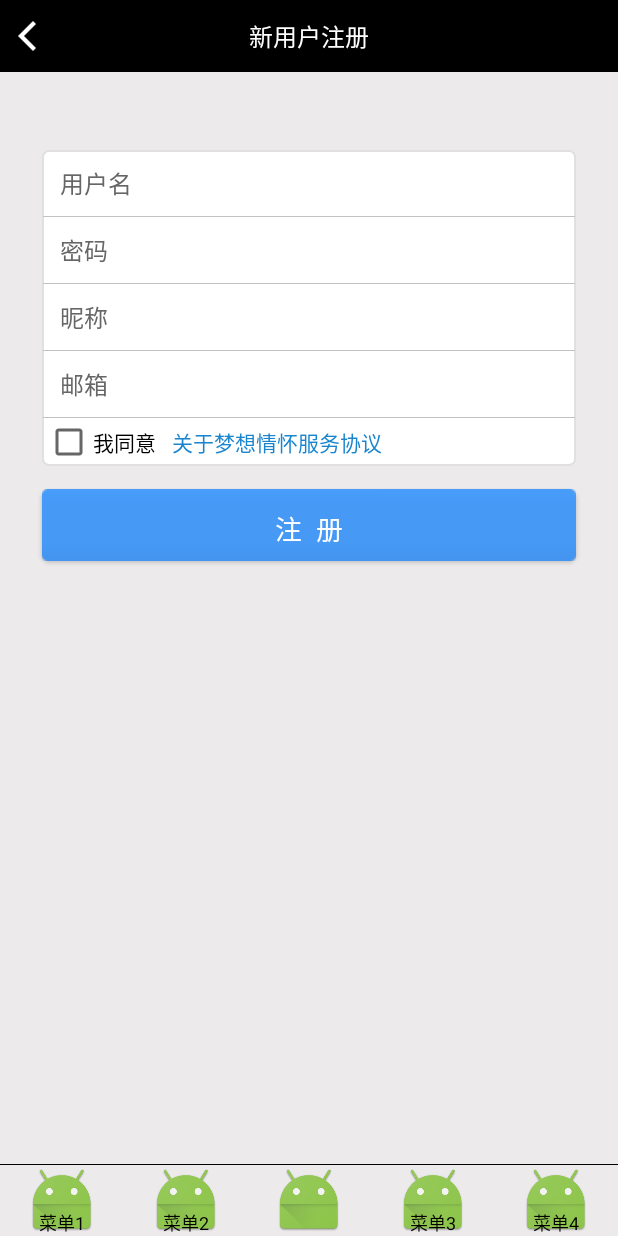
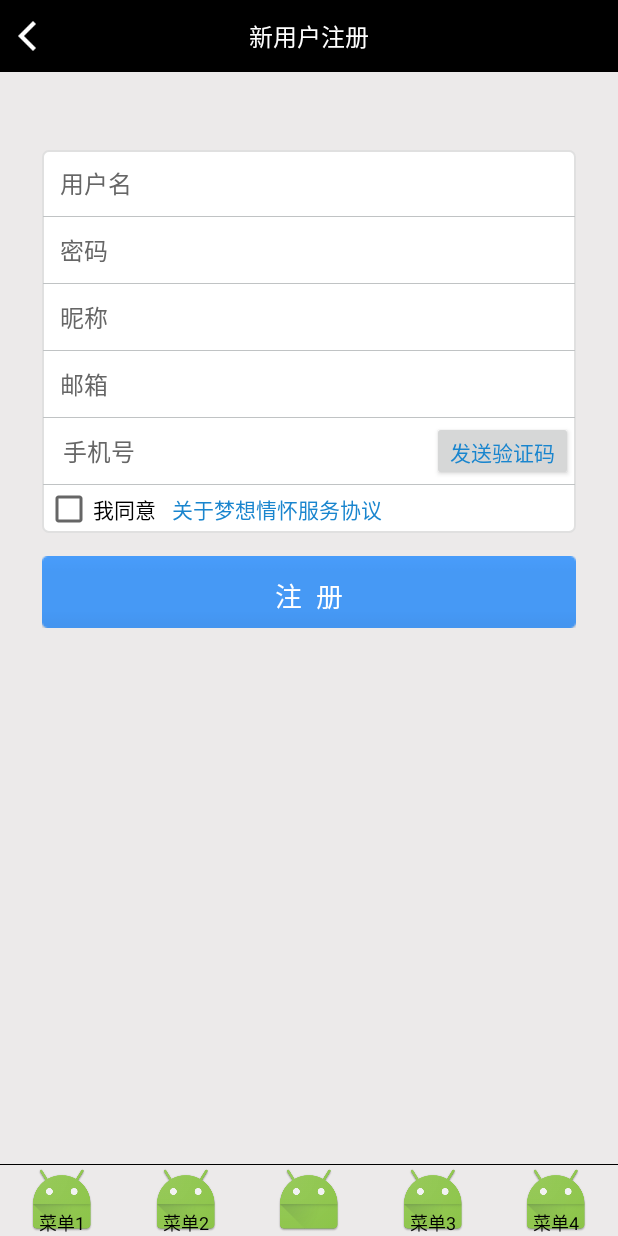
Before and after one commit to wslongchen/DreamTogether, an Android app: the fragment DreamerRegisterFragment placed in its activity, on a phone screen of 412 x 824 dp. Run offline under Robolectric (Android 15) with nearby library versions, the phone set to English and light mode, and no system bars.

Commit message:
对应服务端进行相关更改，完成用户注册
。。。

```diff
--- a/ANDROID客户端/DreamTogether/app/src/main/java/com/example/mrpan/dreamtogether/entity/DreamPosts.java
+++ b/ANDROID客户端/DreamTogether/app/src/main/java/com/example/mrpan/dreamtogether/entity/DreamPosts.java
@@ -9,7 +9,6 @@ import java.util.Objects;
 public class DreamPosts extends BaseEntity{
     private int ret;
     private List<Dream> post;
-    Object s;
 
     public int getRet() {
         return ret;
--- a/ANDROID客户端/DreamTogether/app/src/main/java/com/example/mrpan/dreamtogether/fragment/DreamerLoginFragment.java
+++ b/ANDROID客户端/DreamTogether/app/src/main/java/com/example/mrpan/dreamtogether/fragment/DreamerLoginFragment.java
@@ -169,7 +169,7 @@ public class DreamerLoginFragment extends Fragment implements View.OnClickListen
                         }
                         if (ret == Config.RESULT_RET_SUCCESS) {
                             UserPosts userPosts = (UserPosts) GsonUtils.getEntity(msg.obj.toString(), UserPosts.class);
-                            List<User> users = userPosts.getPosts();
+                            List<User> users = userPosts.getPost();
                             Toast.makeText(context,"登录成功！",Toast.LENGTH_LONG).show();
                             FragmentTransaction transaction = getFragmentManager().beginTransaction();
                             Bundle bundle=new Bundle();
--- a/ANDROID客户端/DreamTogether/app/src/main/java/com/example/mrpan/dreamtogether/fragment/UserDreamListFragment.java
+++ b/ANDROID客户端/DreamTogether/app/src/main/java/com/example/mrpan/dreamtogether/fragment/UserDreamListFragment.java
@@ -52,13 +52,13 @@ public class UserDreamListFragment extends Fragment{
         List<Dream> dreams=new ArrayList<>();
         Dream dream;
         dream=new Dream();
-        dream.setWordcircle_content("我去，这是什么梦想！");
+        dream.setPost_content("我去，这是什么梦想！");
         dreams.add(dream);
         dream=new Dream();
-        dream.setWordcircle_content("我去，这是什么梦想！");
+        dream.setPost_content("我去，这是什么梦想！");
         dreams.add(dream);
         dream=new Dream();
-        dream.setWordcircle_content("我去，这是什么梦想！");
+        dream.setPost_content("我去，这是什么梦想！");
         dreams.add(dream);
         TimeLineAdapter timeLineAdapter=new TimeLineAdapter(dreams,context);
         dream_recent_list.setAdapter(timeLineAdapter);
--- a/ANDROID客户端/DreamTogether/app/src/main/java/com/example/mrpan/dreamtogether/utils/RegexUtils.java
+++ b/ANDROID客户端/DreamTogether/app/src/main/java/com/example/mrpan/dreamtogether/utils/RegexUtils.java
@@ -94,6 +94,7 @@ public final class RegexUtils {
 	public static boolean checkPassword(String psw) {
 		if (psw == null || psw.trim().length() == 0)
 			return false;
-		return true;
+		else
+			return true;
 	}
 }
--- a/ANDROID客户端/DreamTogether/app/src/main/java/com/example/mrpan/dreamtogether/utils/TimeLineAdapter.java
+++ b/ANDROID客户端/DreamTogether/app/src/main/java/com/example/mrpan/dreamtogether/utils/TimeLineAdapter.java
@@ -56,7 +56,7 @@ public class TimeLineAdapter extends BaseAdapter {
             viewHolder=(ViewHolder)convertView.getTag();
         }
         Dream dream=datas.get(position);
-        viewHolder.dream_content.setText(dream.getWordcircle_content());
+        viewHolder.dream_content.setText(dream.getPost_content());
         if(position==0){
 
         }
--- a/ANDROID客户端/DreamTogether/app/src/main/java/com/example/mrpan/dreamtogether/utils/WorldCircleListAdapter.java
+++ b/ANDROID客户端/DreamTogether/app/src/main/java/com/example/mrpan/dreamtogether/utils/WorldCircleListAdapter.java
@@ -43,8 +43,8 @@ public class WorldCircleListAdapter extends RecyclerView.Adapter<WorldCircleList
     {
         // 给ViewHolder设置元素
         Dream p = dreams.get(i);
-        viewHolder.dream_content.setText(p.getWordcircle_content());
-        viewHolder.dream_author.setText(p.getWordcircle_author());
+        viewHolder.dream_content.setText(p.getPost_content());
+        viewHolder.dream_author.setText(p.getPost_author().getUser_nickname());
       //  viewHolder.dream_comments_names.setVisibility(View.GONE);
 //        viewHolder.dream_date.setText(p.getWordcircle_date());
 //        if(p.getWordcircle_comment_count()==null){
--- a/ANDROID客户端/DreamTogether/app/src/main/res/layout/user_register.xml
+++ b/ANDROID客户端/DreamTogether/app/src/main/res/layout/user_register.xml
@@ -92,13 +92,52 @@
             android:gravity="center_vertical"
             android:hint="邮箱"
             android:inputType="text"
-            android:maxLength="8"
-            android:maxLines="1"
             android:paddingLeft="12.0dip"
             android:textColor="#ff1d1d1d"
             android:textColorHint="#ff666666"
             android:layout_marginRight="2dp"
             android:textSize="16.0sp" />
+        <View
+            android:layout_width="fill_parent"
+            android:layout_height="1.0px"
+            android:layout_marginLeft="1.0px"
+            android:layout_marginRight="1.0px"
+            android:background="#ffc0c3c4" />
+        <RelativeLayout
+            android:layout_width="match_parent"
+            android:layout_height="44dp"
+            >
+            <com.example.mrpan.dreamtogether.view.DeletableEditText
+                android:layout_width="match_parent"
+                android:layout_height="match_parent"
+                android:background="#00ffffff"
+                android:hint="手机号"
+                android:maxLength="11"
+                android:inputType="phone"
+                android:maxLines="1"
+                android:textSize="16.0sp"
+                android:layout_alignParentLeft="true"
+                android:layout_marginLeft="2dp"
+                android:id="@+id/register_phone"
+                android:paddingLeft="12.0dip"
+                android:textColor="#ff1d1d1d"
+                android:textColorHint="#ff666666"
+                android:layout_marginRight="2dp"
+                android:layout_centerVertical="true"
+                android:layout_toStartOf="@+id/register_phone_valied"></com.example.mrpan.dreamtogether.view.DeletableEditText>
+
+            <Button
+                android:layout_width="wrap_content"
+                android:layout_height="wrap_content"
+                android:text="发送验证码"
+                android:layout_margin="2dp"
+                android:textColor="#1985ce"
+                android:textSize="14dp"
+
+                android:id="@+id/register_phone_valied"
+                android:layout_alignParentTop="true"
+                android:layout_alignParentEnd="true" />
+        </RelativeLayout>
         <View
             android:layout_width="fill_parent"
             android:layout_height="1.0px"
```
Also changed, not shown: ANDROID客户端/DreamTogether/app/src/main/java/com/example/mrpan/dreamtogether/DreamPublishActivity.java (+8 -8 lines), ANDROID客户端/DreamTogether/app/src/main/java/com/example/mrpan/dreamtogether/entity/Dream.java (+50 -50 lines), ANDROID客户端/DreamTogether/app/src/main/java/com/example/mrpan/dreamtogether/entity/Meta.java (added, +43 -0 lines), ANDROID客户端/DreamTogether/app/src/main/java/com/example/mrpan/dreamtogether/entity/User.java (+19 -0 lines), ANDROID客户端/DreamTogether/app/src/main/java/com/example/mrpan/dreamtogether/entity/UserPosts.java (+12 -3 lines), ANDROID客户端/DreamTogether/app/src/main/java/com/example/mrpan/dreamtogether/fragment/DreamerRegisterFragment.java (+111 -20 lines), ANDROID客户端/DreamTogether/app/src/main/java/com/example/mrpan/dreamtogether/utils/OtherUtils.java (+13 -10 lines).
